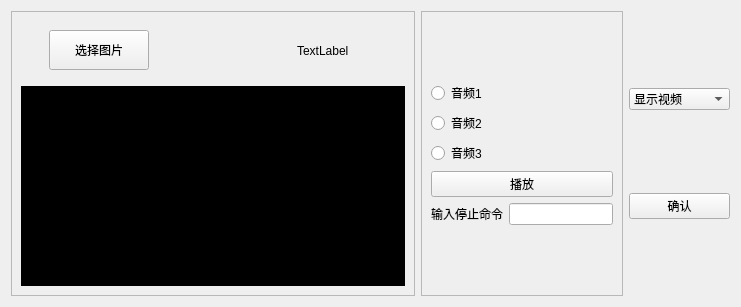
First picture: the form in first.ui, repository wqz123287/face_test, before the edit.
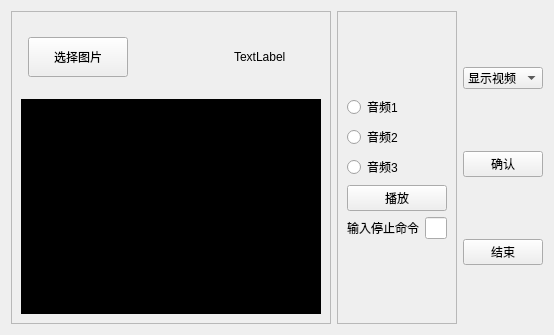
Second picture: the form after the edit.

```diff
--- a/first.ui
+++ b/first.ui
@@ -6,8 +6,8 @@
    <rect>
     <x>0</x>
     <y>0</y>
-    <width>741</width>
-    <height>307</height>
+    <width>542</width>
+    <height>335</height>
    </rect>
   </property>
   <property name="windowTitle">
@@ -185,6 +185,13 @@
        </property>
       </widget>
      </item>
+     <item>
+      <widget class="QPushButton" name="over">
+       <property name="text">
+        <string>结束</string>
+       </property>
+      </widget>
+     </item>
     </layout>
    </item>
   </layout>
```
